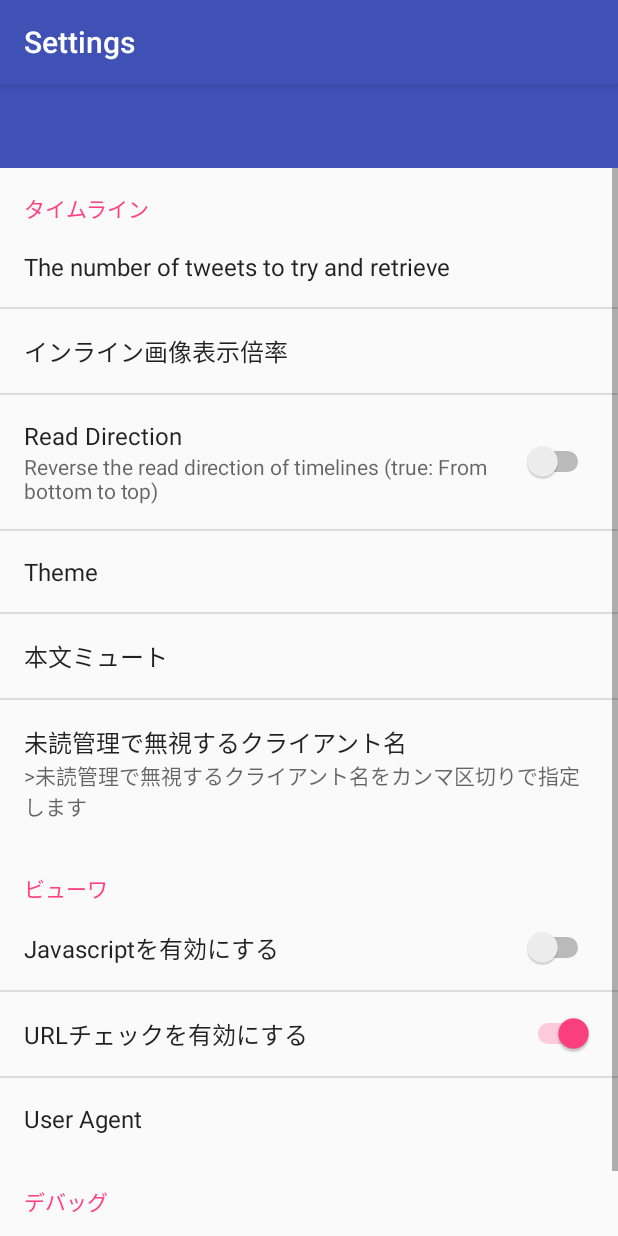
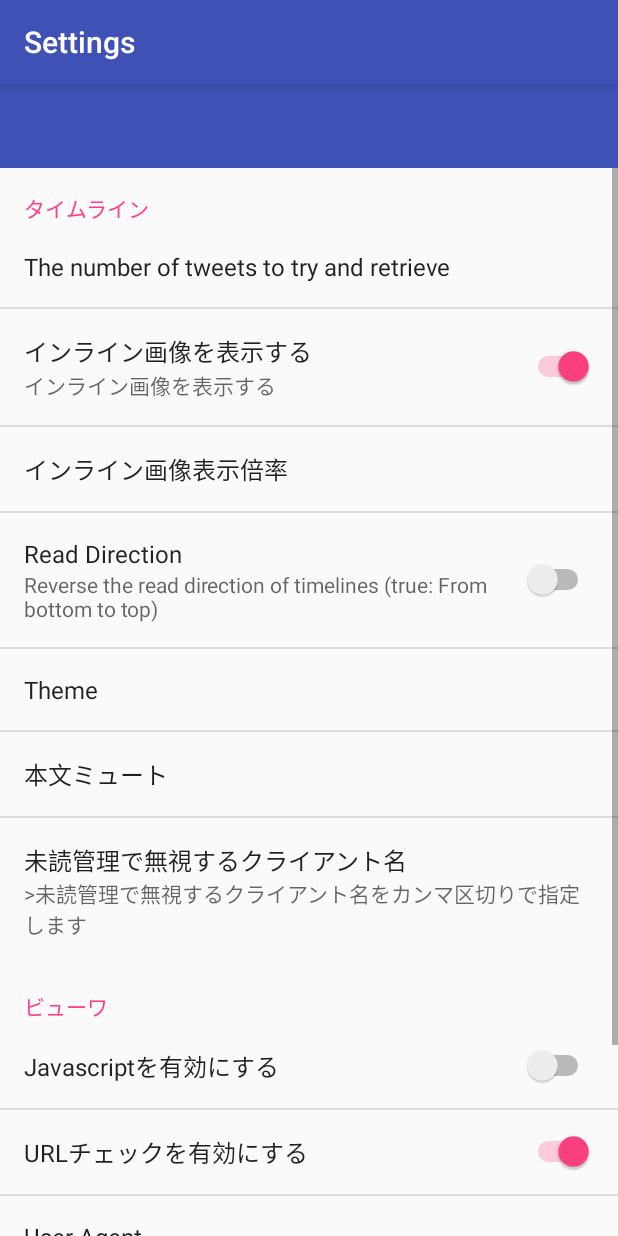
Before and after one commit to YA-androidapp/Yumura, an Android app: the fragment PreferenceActivityFragment placed in its activity, on a phone screen of 412 x 824 dp. Run offline under Robolectric (Android 15) with nearby library versions, the phone set to English and light mode, and no system bars; plain views replace androidapp.

Commit message:
インライン画像の表示切替

```diff
--- a/app/src/main/java/jp/gr/java_conf/ya/yumura/TlAdapter.java
+++ b/app/src/main/java/jp/gr/java_conf/ya/yumura/TlAdapter.java
@@ -39,6 +39,7 @@ import twitter4j.Status;
 
 public class TlAdapter extends RecyclerView.Adapter<TlAdapter.ViewHolder> {
     private boolean pref_debug_write_logcat = false;
+    private boolean pref_tl_img_show = true;
     private boolean pref_tl_reverse_direction = false;
 
     private Context context;
@@ -241,9 +242,9 @@ public class TlAdapter extends RecyclerView.Adapter<TlAdapter.ViewHolder> {
             holder.statusText.setMovementMethod(movementmethod);
             final ImgGetter imgGetter = new ImgGetter(holder.statusText, context);
             if (Build.VERSION.SDK_INT >= 24) {
-                holder.statusText.setText(Html.fromHtml(ViewString.getStatusText(status), Html.FROM_HTML_MODE_LEGACY, imgGetter, null));
+                holder.statusText.setText(Html.fromHtml(ViewString.getStatusText(status, pref_tl_img_show), Html.FROM_HTML_MODE_LEGACY, imgGetter, null));
             } else {
-                holder.statusText.setText(Html.fromHtml(ViewString.getStatusText(status), imgGetter, null));
+                holder.statusText.setText(Html.fromHtml(ViewString.getStatusText(status, pref_tl_img_show), imgGetter, null));
             }
             holder.statusText.setTextSize(pref_tl_textsize_default);
             holder.statusText.setOnClickListener(
@@ -360,6 +361,7 @@ public class TlAdapter extends RecyclerView.Adapter<TlAdapter.ViewHolder> {
         pref_tl_move_to_unread_mute_source = PreferenceManage.getString(context, "pref_tl_move_to_unread_mute_source", pref_tl_move_to_unread_mute_source);
         pref_tl_mute_screenname = "," + PreferenceManage.getString(context, "pref_tl_mute_screenname", pref_tl_mute_screenname) + ",";
         pref_tl_mute_text = PreferenceManage.getString(context, "pref_tl_mute_text", pref_tl_mute_text);
+        pref_tl_img_show = PreferenceManage.getBoolean(context, "pref_tl_img_show", pref_tl_img_show);
         pref_tl_reverse_direction = PreferenceManage.getBoolean(context, "pref_tl_textsize_default", pref_tl_reverse_direction);
         pref_tl_textsize_default = PreferenceManage.getFloat(context, "pref_tl_textsize_default", pref_tl_textsize_default);
 
--- a/app/src/main/java/jp/gr/java_conf/ya/yumura/Twitter/TwitterAccess.java
+++ b/app/src/main/java/jp/gr/java_conf/ya/yumura/Twitter/TwitterAccess.java
@@ -130,8 +130,8 @@ public class TwitterAccess {
                 @Override
                 public final void run() {
                     if (adapter != null) {
+                        adapter.notifyDataSetChanged();
                         adapter.showSnackbar("Retweeted", ViewString.getScreennameAndText(retweetedStatus));
-                        adapter.notifyDataSetChanged();
                     }
                 }
             });
@@ -148,7 +148,6 @@ public class TwitterAccess {
                         adapter.notifyDataSetChanged();
                         adapter.moveToStartPositionOfReading();
                         adapter.showSnackbar("Loaded", Integer.toString(queryResult.getTweets().size()) + " tweets ; " + getCommunicationVolumeOfThisApp() + " B");
-                        adapter.notifyDataSetChanged();
                     }
                 }
             });
--- a/app/src/main/res/values/strings.xml
+++ b/app/src/main/res/values/strings.xml
@@ -60,6 +60,7 @@
     <string name="pref_icon_mute_screenname">ユーザ名</string>
     <string name="pref_icon_mute_screenname_summary">カンマ区切り</string>
 
+    <string name="pref_tl_img_show">インライン画像を表示する</string>
     <string name="pref_tl_img_zoom">インライン画像表示倍率</string>
     <string name="pref_tl_img_zoom_value">1</string>
 
--- a/app/src/main/res/xml/pref_yumura.xml
+++ b/app/src/main/res/xml/pref_yumura.xml
@@ -9,6 +9,12 @@
             android:selectAllOnFocus="true"
             android:singleLine="true"
             android:title="@string/pref_tl_api_count" />
+
+        <SwitchPreference
+            android:defaultValue="true"
+            android:key="pref_tl_img_show"
+            android:summary="@string/pref_tl_img_show"
+            android:title="@string/pref_tl_img_show" />
 
         <EditTextPreference
             android:defaultValue="@string/pref_tl_img_zoom_value"
```
Also changed, not shown: app/src/main/java/jp/gr/java_conf/ya/yumura/String/ViewString.java (+4 -3 lines), 1 other file.
